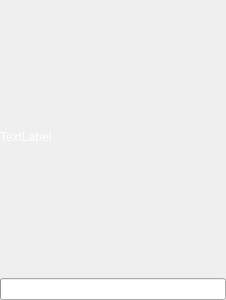
Komet/MediaElch, file Message.ui: the form before one commit.
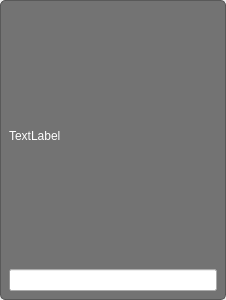
The form after the commit.

```diff
--- a/Message.ui
+++ b/Message.ui
@@ -10,6 +10,18 @@
     <height>300</height>
    </rect>
   </property>
+  <property name="sizePolicy">
+   <sizepolicy hsizetype="Preferred" vsizetype="Maximum">
+    <horstretch>0</horstretch>
+    <verstretch>0</verstretch>
+   </sizepolicy>
+  </property>
+  <property name="minimumSize">
+   <size>
+    <width>226</width>
+    <height>0</height>
+   </size>
+  </property>
   <property name="maximumSize">
    <size>
     <width>226</width>
@@ -19,6 +31,13 @@
   <property name="windowTitle">
    <string>Form</string>
   </property>
+  <property name="styleSheet">
+   <string notr="true">#widget {
+	border: 1px solid rgba(80, 80, 80, 230);
+	border-radius: 5px;
+	background-color: rgba(80, 80, 80, 200);
+}</string>
+  </property>
   <layout class="QVBoxLayout" name="verticalLayout">
    <property name="spacing">
     <number>5</number>
@@ -27,12 +46,21 @@
     <number>0</number>
    </property>
    <item>
+    <widget class="QWidget" name="widget" native="true">
+     <layout class="QVBoxLayout" name="verticalLayout_2">
+      <item>
     <widget class="QLabel" name="label">
-     <property name="sizePolicy">
-      <sizepolicy hsizetype="Ignored" vsizetype="Preferred">
-       <horstretch>0</horstretch>
-       <verstretch>0</verstretch>
-      </sizepolicy>
+        <property name="minimumSize">
+         <size>
+          <width>216</width>
+          <height>0</height>
+         </size>
+        </property>
+        <property name="maximumSize">
+         <size>
+          <width>216</width>
+          <height>16777215</height>
+         </size>
      </property>
      <property name="styleSheet">
       <string notr="true">color: rgb(255, 255, 255);</string>
@@ -53,6 +81,9 @@
      <property name="textVisible">
       <bool>false</bool>
      </property>
+       </widget>
+      </item>
+     </layout>
     </widget>
    </item>
   </layout>
```
Lines whose indentation alone changed are shown as unchanged.
